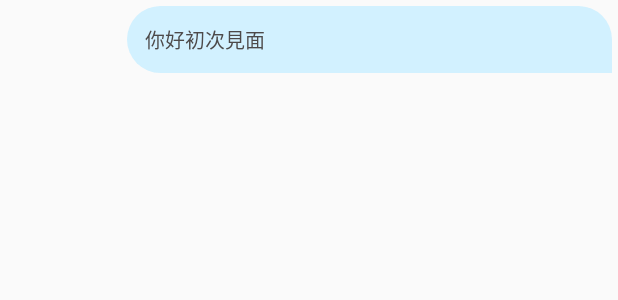
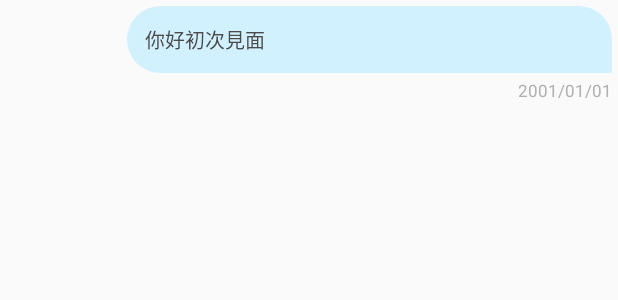
Before and after one commit to wadxs90123/Android_Develoments, an Android app: the layout message_sender.xml on its own in the app's theme, with its tools: preview values and no code run, on a phone screen of 412 x 824 dp. Shown: the top 300 px of the screen. Run offline under Robolectric (Android 15) with nearby library versions, the phone set to English and light mode, and no system bars.

Commit message:
Fixed Time Format.

```diff
--- a/Lab8/app/src/main/res/layout/message_sender.xml
+++ b/Lab8/app/src/main/res/layout/message_sender.xml
@@ -30,8 +30,10 @@
             android:layout_width="0dp"
             android:layout_height="wrap_content"
             android:layout_marginTop="4dp"
-            android:textColor="@color/white"
+            android:text="2001/01/01"
+            android:textColor="#B2AFAF"
             android:textSize="11sp"
+            app:layout_constraintBottom_toBottomOf="parent"
             app:layout_constraintEnd_toEndOf="parent"
             app:layout_constraintTop_toBottomOf="@id/textMessage" />
 
--- a/Lab8/app/src/main/res/layout/received_message.xml
+++ b/Lab8/app/src/main/res/layout/received_message.xml
@@ -39,8 +39,9 @@
             android:layout_width="0dp"
             android:layout_height="wrap_content"
             android:layout_marginTop="4dp"
-            android:textColor="@color/white"
+            android:textColor="#B2AFAF"
             android:textSize="11sp"
+            app:layout_constraintBottom_toBottomOf="parent"
             app:layout_constraintStart_toStartOf="@id/textMessage"
             app:layout_constraintTop_toBottomOf="@id/textMessage" />
     </androidx.constraintlayout.widget.ConstraintLayout>
```
Also changed, not shown: Lab8/app/src/main/java/com/example/lab8/models/Message.java (+6 -1 lines).
